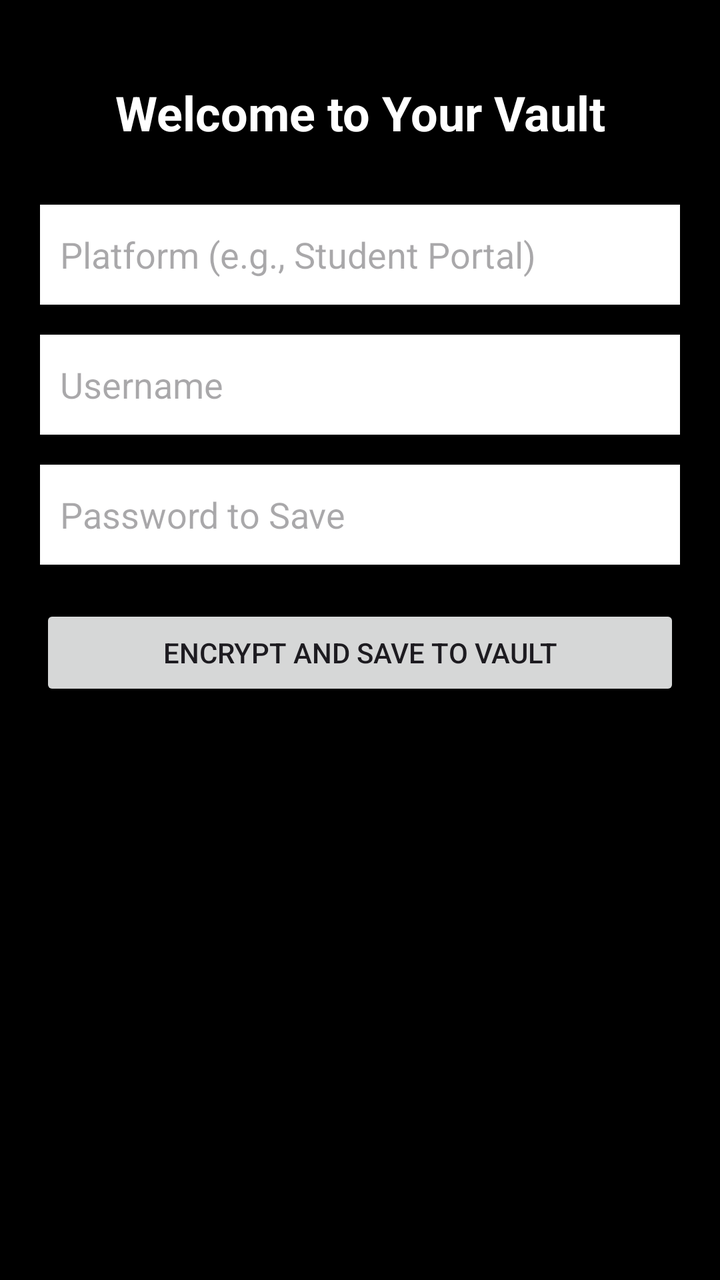
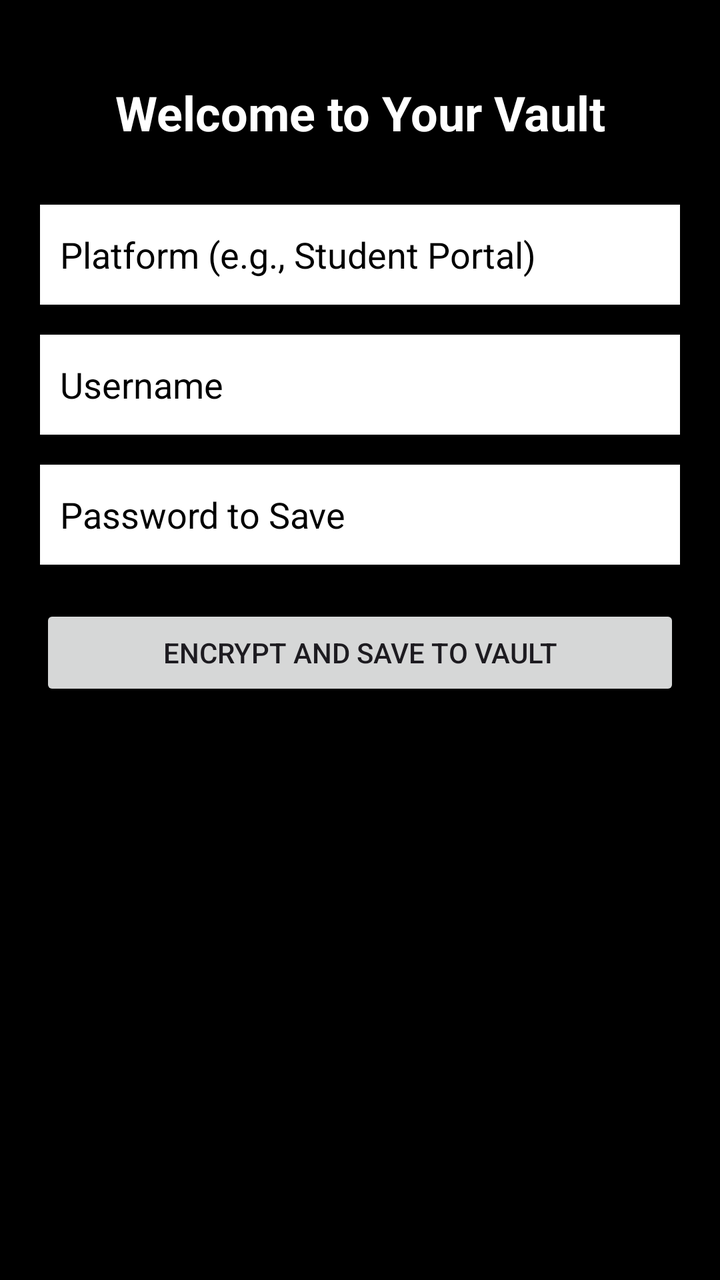

Before-and-after screenshots of an Android layout around one commit, followed by the original layout XML and the change that was made.
<!-- AndroidManifest.xml: application theme Theme.Passvault -->
<!-- res/layout/activity_home_screen.xml -->
<?xml version="1.0" encoding="utf-8"?>
<LinearLayout xmlns:android="http://schemas.android.com/apk/res/android"
    android:orientation="vertical"
    android:layout_width="match_parent"
    android:layout_height="match_parent"
    android:background="@color/black"
    android:padding="20dp">

    <TextView
        android:id="@+id/textView"
        android:layout_width="match_parent"
        android:layout_height="wrap_content"
        android:text="Welcome to Your Vault"
        android:gravity="center"
        android:layout_marginTop="20dp"
        android:textSize="24sp"
        android:textStyle="bold"
        android:textColor="@color/white"/>

    <EditText
        android:id="@+id/etPlatform"
        android:layout_width="match_parent"
        android:layout_height="50dp"
        android:background="@color/white"
        android:textColor="@color/black"
        android:hint="Platform (e.g., Student Portal)"
        android:layout_marginTop="30dp"
        android:padding="10dp"/>

    <EditText
        android:id="@+id/etVaultUsername"
        android:layout_width="match_parent"
        android:layout_height="50dp"
        android:background="@color/white"
        android:textColor="@color/black"
        android:hint="Username"
        android:layout_marginTop="15dp"
        android:padding="10dp"/>

    <EditText
        android:id="@+id/etVaultPassword"
        android:layout_width="match_parent"
        android:layout_height="50dp"
        android:background="@color/white"
        android:textColor="@color/black"
        android:hint="Password to Save"
        android:layout_marginTop="15dp"
        android:padding="10dp"/>

    <Button
        android:id="@+id/btnSaveToVault"
        android:layout_width="match_parent"
        android:layout_height="wrap_content"
        android:text="ENCRYPT AND SAVE TO VAULT"
        android:layout_marginTop="20dp"/>

    <TextView
        android:id="@+id/result"
        android:layout_width="match_parent"
        android:layout_height="wrap_content"
        android:text=""
        android:layout_marginTop="20dp"
        android:gravity="center"
        android:textSize="18sp"
        android:textColor="@color/white"/>

</LinearLayout>
<!-- resources referenced by this layout -->
<resources>
  <color name="black">#FF000000</color>
  <color name="white">#FFFFFFFF</color>
  <style name="Theme.Passvault" parent="Base.Theme.Passvault" />
  <style name="Base.Theme.Passvault" parent="Theme.Material3.DayNight.NoActionBar">
          
          
      </style>
</resources>

<!-- the commit's change to res/layout/activity_home_screen.xml (unified diff, before → after) -->
@@ -24,6 +24,7 @@
         android:background="@color/white"
         android:textColor="@color/black"
         android:hint="Platform (e.g., Student Portal)"
+        android:textColorHint="@color/black"
         android:layout_marginTop="30dp"
         android:padding="10dp"/>
 
@@ -34,6 +35,7 @@
         android:background="@color/white"
         android:textColor="@color/black"
         android:hint="Username"
+        android:textColorHint="@color/black"
         android:layout_marginTop="15dp"
         android:padding="10dp"/>
 
@@ -44,6 +46,7 @@
         android:background="@color/white"
         android:textColor="@color/black"
         android:hint="Password to Save"
+        android:textColorHint="@color/black"
         android:layout_marginTop="15dp"
         android:padding="10dp"/>
 
